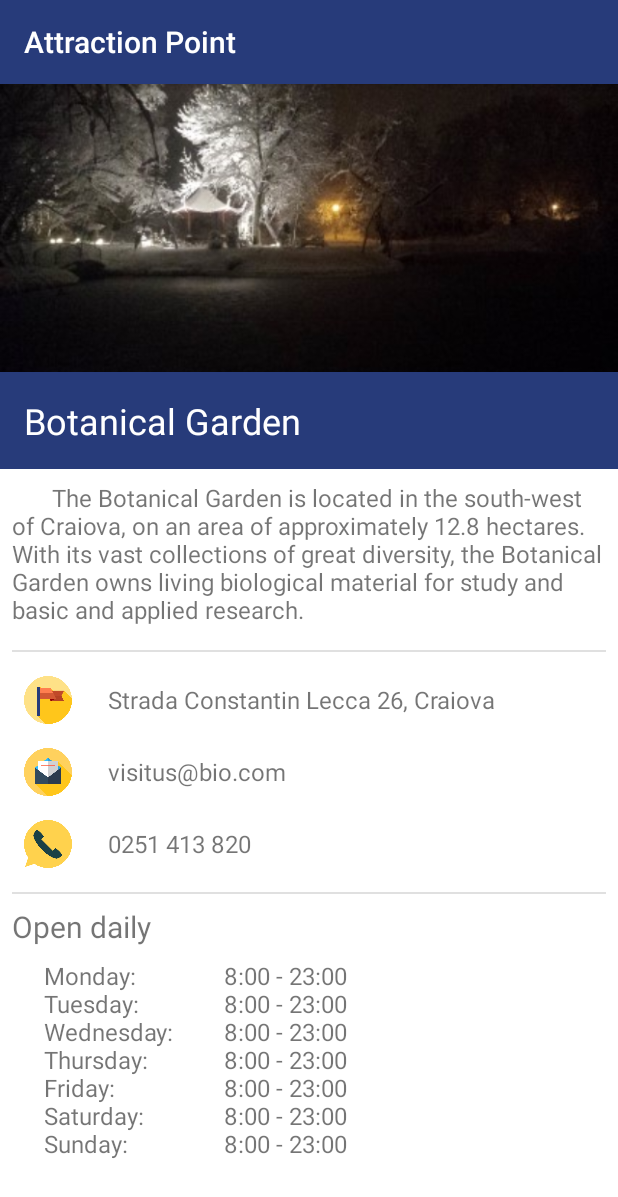
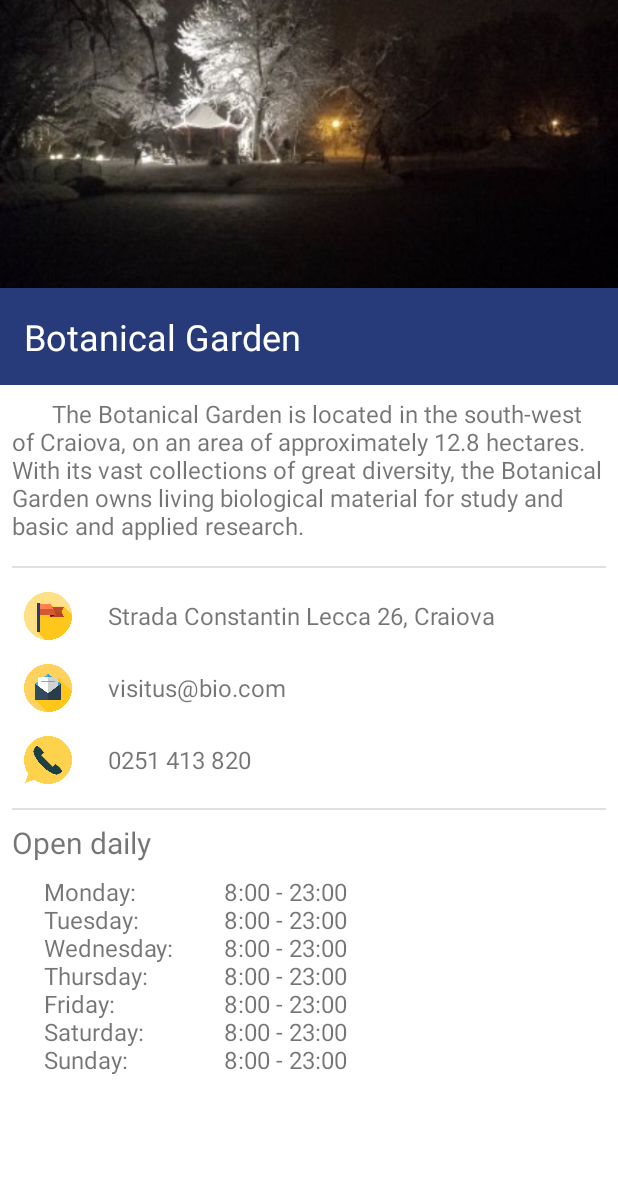
Before and after one commit to robert-andrei/businesscard, an Android app: the screen it shows after launch (MainActivity), on a phone screen of 412 x 824 dp. Shown: the top 1197 px of the screen. Run offline under Robolectric (Android 15) with nearby library versions, the phone set to English and light mode, and no system bars.

Commit message:
Removed actionBar

```diff
--- a/app/src/main/res/values/styles.xml
+++ b/app/src/main/res/values/styles.xml
@@ -1,11 +1,11 @@
 <resources>
 
     <!-- Base application theme. -->
-    <style name="AppTheme" parent="Theme.AppCompat.Light.DarkActionBar">
+    <style name="AppTheme" parent="Theme.AppCompat.Light.NoActionBar">
         <!-- Customize your theme here. -->
-        <item name="colorPrimary">#273B7A</item>
+        <item name="colorPrimary">@color/darkBlue</item>
         <item name="colorPrimaryDark">@color/colorPrimaryDark</item>
-        <item name="colorAccent">@color/colorAccent</item>
+        <item name="colorAccent">@color/colorPrimary</item>
     </style>
 
     <style name="Divider">
```
